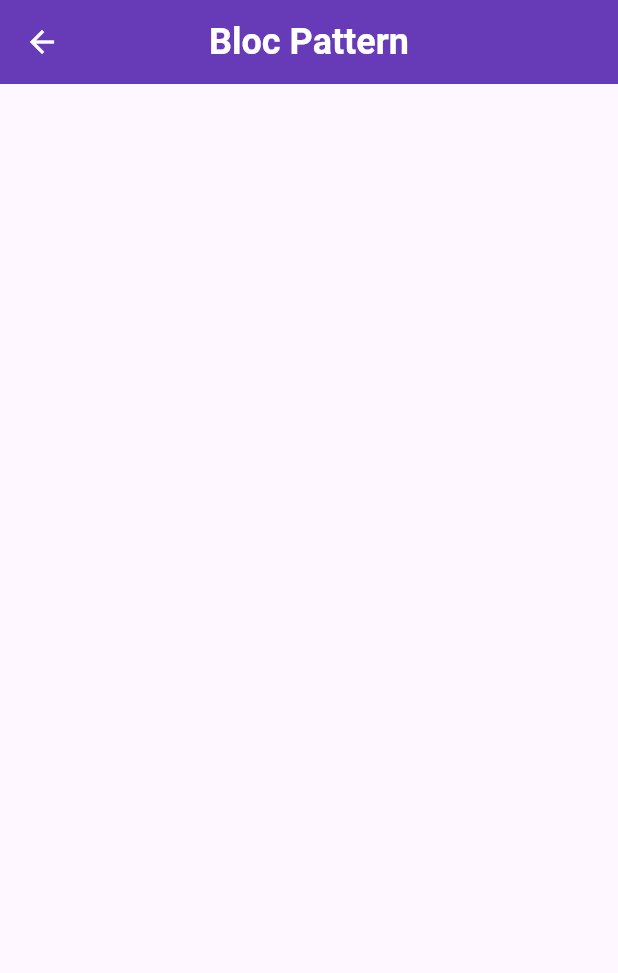
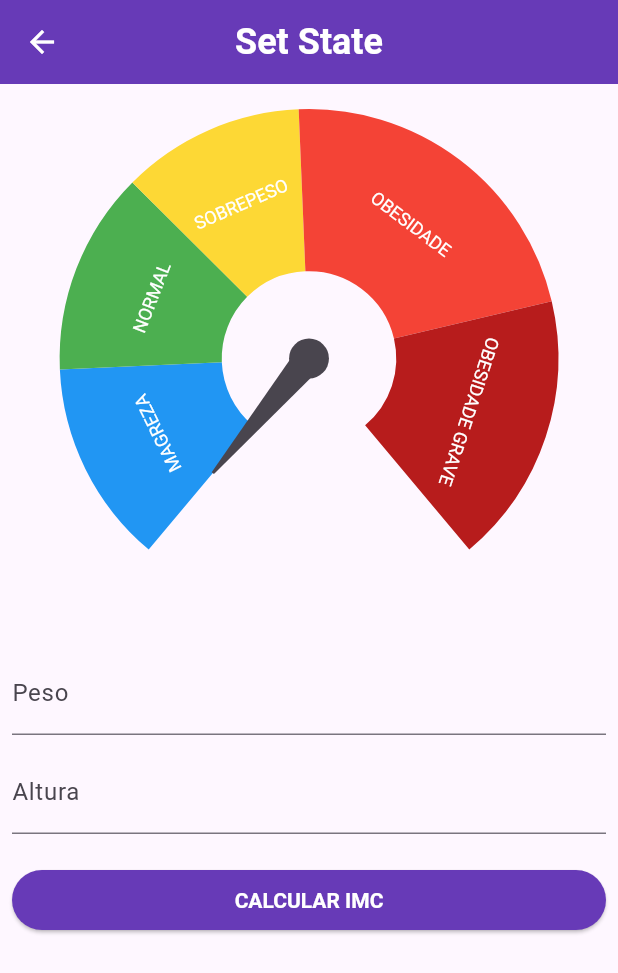
Before and after one commit to brunozupp/review_native_state_management, a Flutter app: the BlocPatternPage screen opened by its route, on a phone screen of 412 x 824 dp. Shown: the top 973 px of the screen. Run offline on Flutter 3.47's test engine with Material 3 defaults, Android fonts, the phone set to English and light mode, and no system bars; drawn by our look-alikes of syncfusion_flutter_gauges; our stand-ins replace currency_text_input_formatter.

Commit message:
BlocPattern

```diff
--- a/lib/app/pages/bloc_pattern_page/bloc_pattern_page.dart
+++ b/lib/app/pages/bloc_pattern_page/bloc_pattern_page.dart
@@ -1,16 +1,149 @@
+import 'package:currency_text_input_formatter/currency_text_input_formatter.dart';
 import 'package:flutter/material.dart';
+import 'package:intl/intl.dart';
+import 'package:review_native_state_management/app/pages/bloc_pattern_page/imc_bloc_pattern_controller.dart';
+import 'package:review_native_state_management/app/pages/bloc_pattern_page/imc_bloc_pattern_state.dart';
+import 'package:review_native_state_management/app/pages/widgets/imc_gauge.dart';
 
-class BlocPatternPage extends StatelessWidget {
+// A utilização de Streams para atualizar o estado
+// O conceito do bloc pattern é eu dividir minhas regras de negócio em uma classe específica
+// É MUITO semelhante ao ChangeNotifier, com a exceção que eu uso Streams para a reatividade
+class BlocPatternPage extends StatefulWidget {
+  const BlocPatternPage({super.key});
 
-  const BlocPatternPage({ super.key });
+  @override
+  State<BlocPatternPage> createState() => _BlocPatternPageState();
+}
+
+class _BlocPatternPageState extends State<BlocPatternPage> {
+
+  final _controller = ImcBlocPatternController();
+
+  final _formKey = GlobalKey<FormState>();
+  final _pesoEC = TextEditingController();
+  final _alturaEC = TextEditingController();
+
+  @override
+  void dispose() {
+    _pesoEC.dispose();
+    _alturaEC.dispose();
+    _controller.dispose();
+    super.dispose();
+  }
 
   @override
   Widget build(BuildContext context) {
     return Scaffold(
       appBar: AppBar(
-        title: const Text('Bloc Pattern'),
+        title: const Text('Set State'),
       ),
-      body: Container(),
+      body: SingleChildScrollView(
+        padding: const EdgeInsets.all(8),
+        child: Form(
+          key: _formKey,
+          child: Column(
+            children: [
+
+              StreamBuilder<ImcBlocPatternState>(
+                stream: _controller.imc,
+                builder: (context, snapshot) {
+                  return switch(snapshot.data) {
+                    ImcBlocPatternDataState(imc: final data) => ImcGauge(
+                      imc: data,
+                    ),
+                    ImcBlocPatternLoadingState() || null => const Center(
+                      child: CircularProgressIndicator(),
+                    ),
+                  };
+                },
+              ),
+
+              const SizedBox(
+                height: 20,
+              ),
+
+              TextFormField(
+                controller: _pesoEC,
+                decoration: const InputDecoration(
+                  labelText: "Peso",
+                ),
+                keyboardType: TextInputType.number,
+                inputFormatters: [
+                  CurrencyTextInputFormatter.currency(
+                    locale: "pt_BR",
+                    symbol: "",
+                    decimalDigits: 2,
+                    turnOffGrouping: true,
+                  ),
+                ],
+                validator: (value) {
+                  if(value == null || value.isEmpty) {
+                    return "Peso obrigatório";
+                  }
+
+                  return null;
+                },
+              ),
+
+              const SizedBox(
+                height: 10,
+              ),
+
+              TextFormField(
+                controller: _alturaEC,
+                decoration: const InputDecoration(
+                  labelText: "Altura",
+                ),
+                keyboardType: TextInputType.number,
+                inputFormatters: [
+                  CurrencyTextInputFormatter.currency(
+                    locale: "pt_BR",
+                    symbol: "",
+                    decimalDigits: 2,
+                    turnOffGrouping: true,
+                  ),
+                ],
+                validator: (value) {
+                  if(value == null || value.isEmpty) {
+                    return "Altura obrigatório";
+                  }
+
+                  return null;
+                },
+              ),
+
+              const SizedBox(
+                height: 20,
+              ),
+
+              SizedBox(
+                width: double.infinity,
+                child: ElevatedButton(
+                  onPressed: () {
+                    final formValid = _formKey.currentState?.validate() ?? false;
+
+                    if(formValid) {
+                      final formatter = NumberFormat.simpleCurrency(
+                        locale: "pt_BR",
+                        decimalDigits: 2,
+                      );
+
+                      double peso = formatter.parse(_pesoEC.text) as double;
+                      double altura = formatter.parse(_alturaEC.text) as double;
+
+                      _controller.calcularIMC(
+                        peso: peso,
+                        altura: altura,
+                      );
+                    }
+                  },
+                  child: const Text("CALCULAR IMC"),
+                ),
+              ),
+            ],
+          ),
+        ),
+      ),
     );
   }
 }
--- /dev/null
+++ b/lib/app/pages/bloc_pattern_page/imc_bloc_pattern_controller.dart
@@ -0,0 +1,34 @@
+import 'dart:async';
+import 'dart:math';
+
+import 'package:review_native_state_management/app/pages/bloc_pattern_page/imc_bloc_pattern_state.dart';
+
+class ImcBlocPatternController {
+
+  // Caso eu tivesse mais de uma StreamBuilder na minha tela escutando o mesmo cara
+  // eu precisaria adicionar o .broadcast no final para indicar multiplas saidas
+  final _imcStreamController = StreamController<ImcBlocPatternState>()
+    ..add(ImcBlocPatternDataState(imc: 0));
+
+  Stream<ImcBlocPatternState> get imc => _imcStreamController.stream;
+
+  Future<void> calcularIMC({
+    required double peso,
+    required double altura,
+  }) async {
+
+    _imcStreamController.add(
+      ImcBlocPatternLoadingState(),
+    );
+
+    await Future.delayed(const Duration(seconds: 1));
+
+    _imcStreamController.add(
+      ImcBlocPatternDataState(imc: peso / pow(altura, 2)),
+    );
+  }
+
+  void dispose() {
+    _imcStreamController.close();
+  }
+}
--- /dev/null
+++ b/lib/app/pages/bloc_pattern_page/imc_bloc_pattern_state.dart
@@ -0,0 +1,12 @@
+sealed class ImcBlocPatternState { }
+
+class ImcBlocPatternDataState extends ImcBlocPatternState {
+
+  final double imc;
+
+  ImcBlocPatternDataState({
+    required this.imc,
+  });
+}
+
+class ImcBlocPatternLoadingState extends ImcBlocPatternState { }
```
